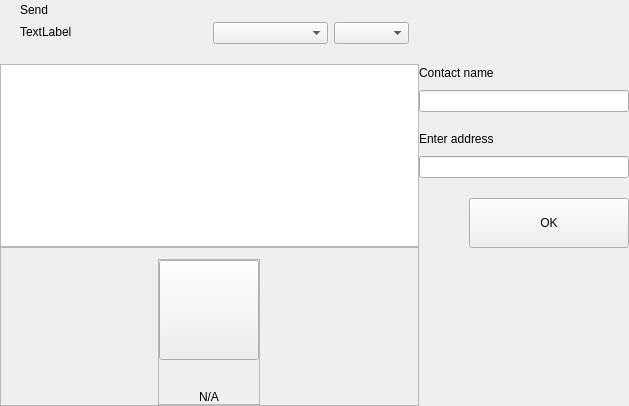
Before: the Qt Designer form src/qt/alnj/forms/addresseswidget.ui in Gh0st-N1njA/ALNJCoin, drawn with Qt 5.
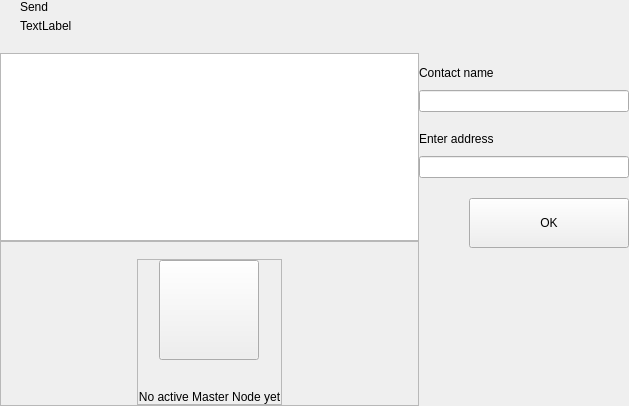
After: the same form once the commit is applied. Custom widgets are drawn as their Qt base class.

What changed in the file:
```diff
--- a/src/qt/alnj/forms/addresseswidget.ui
+++ b/src/qt/alnj/forms/addresseswidget.ui
@@ -88,62 +88,12 @@
             </property>
             <property name="sizeHint" stdset="0">
              <size>
-              <width>60</width>
+              <width>40</width>
               <height>20</height>
              </size>
             </property>
            </spacer>
           </item>
-          <item>
-           <widget class="QWidget" name="sortWidget" native="true">
-            <layout class="QHBoxLayout" name="horizontalLayout_6">
-             <property name="leftMargin">
-              <number>0</number>
-             </property>
-             <property name="topMargin">
-              <number>22</number>
-             </property>
-             <property name="rightMargin">
-              <number>0</number>
-             </property>
-             <property name="bottomMargin">
-              <number>0</number>
-             </property>
-             <item>
-              <widget class="QComboBox" name="comboBoxSort">
-               <property name="sizePolicy">
-                <sizepolicy hsizetype="Preferred" vsizetype="Fixed">
-                 <horstretch>0</horstretch>
-                 <verstretch>0</verstretch>
-                </sizepolicy>
-               </property>
-               <property name="minimumSize">
-                <size>
-                 <width>115</width>
-                 <height>0</height>
-                </size>
-               </property>
-              </widget>
-             </item>
-             <item>
-              <widget class="QComboBox" name="comboBoxSortOrder">
-               <property name="sizePolicy">
-                <sizepolicy hsizetype="Preferred" vsizetype="Fixed">
-                 <horstretch>0</horstretch>
-                 <verstretch>0</verstretch>
-                </sizepolicy>
-               </property>
-               <property name="minimumSize">
-                <size>
-                 <width>75</width>
-                 <height>0</height>
-                </size>
-               </property>
-              </widget>
-             </item>
-            </layout>
-           </widget>
-          </item>
          </layout>
         </item>
         <item>
@@ -279,7 +229,7 @@
                  <string notr="true"/>
                 </property>
                 <property name="text">
-                 <string>N/A</string>
+                 <string>No active Master Node yet</string>
                 </property>
                 <property name="alignment">
                  <set>Qt::AlignCenter</set>
```
Left out of the diff: 2 changed lines with no effect on the pictures.
